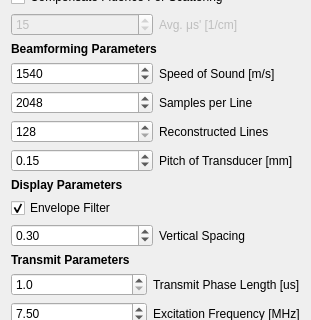
First picture: the form in Modules/USUI/Qmitk/QmitkUSControlsCustomDiPhASDeviceWidget.ui, repository MITK/MITK, before the edit; both pictures show x 0 to 311 and y 275 to 595 of the 311 by 903 pixel window.
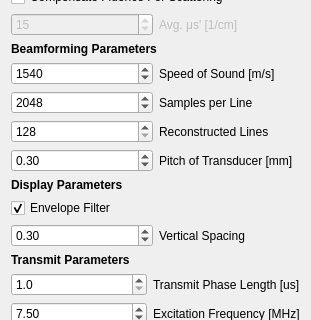
Second picture: the form after the edit.

Commit message: T19932 -added a scale (needs some serious tuning) -saving the raw images works now (todo: make beamformed checkbox work)

Diff of the .ui file:
```diff
--- a/Modules/USUI/Qmitk/QmitkUSControlsCustomDiPhASDeviceWidget.ui
+++ b/Modules/USUI/Qmitk/QmitkUSControlsCustomDiPhASDeviceWidget.ui
@@ -315,7 +315,7 @@
         <double>0.050000000000000</double>
        </property>
        <property name="value">
-        <double>0.150000000000000</double>
+        <double>0.300000000000000</double>
        </property>
       </widget>
      </item>
```
The commit also changes 4 other files.
